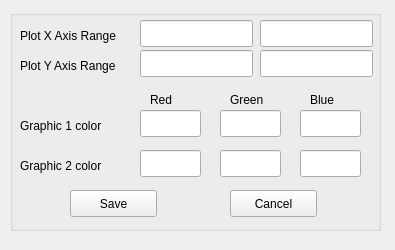
The window that plotconfig.ui (GCGrigorii/mathplot) describes before a commit, drawn with Qt 5.
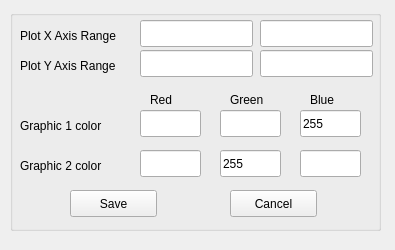
The same window after the commit.

```diff
--- a/plotconfig.ui
+++ b/plotconfig.ui
@@ -178,6 +178,9 @@
       <height>27</height>
      </rect>
     </property>
+    <property name="text">
+     <string>255</string>
+    </property>
    </widget>
    <widget class="QLineEdit" name="lineEdit_4">
     <property name="geometry">
@@ -198,6 +201,9 @@
       <height>27</height>
      </rect>
     </property>
+    <property name="text">
+     <string>255</string>
+    </property>
    </widget>
    <widget class="QLineEdit" name="lineEdit_6">
     <property name="geometry">
```
